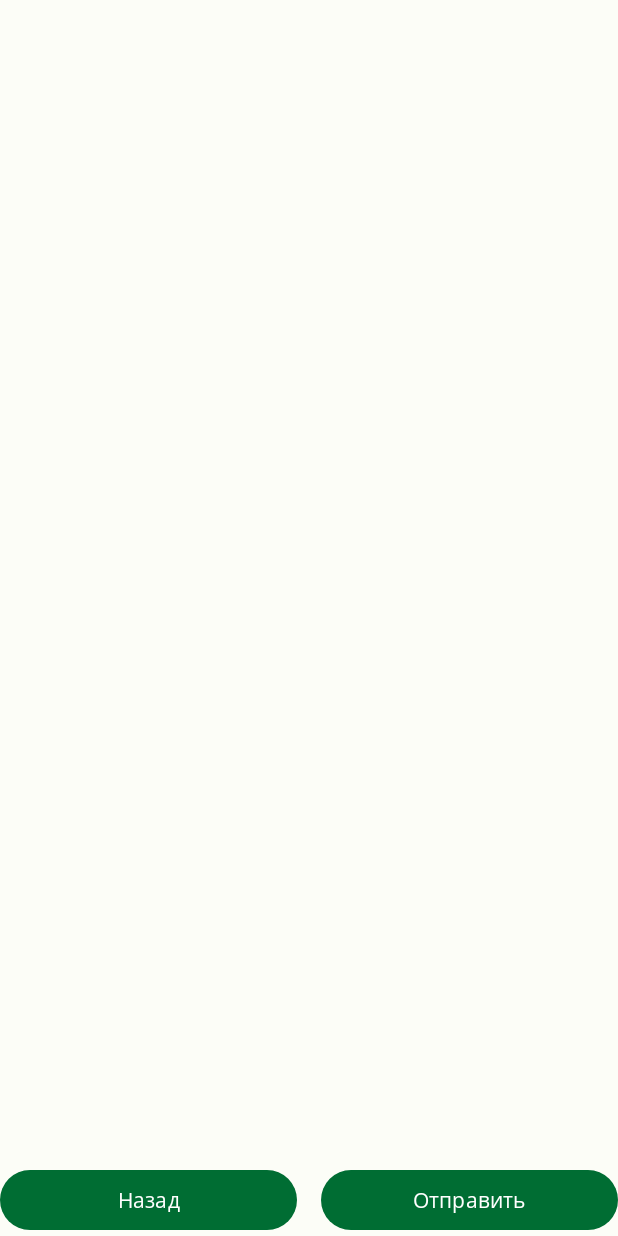
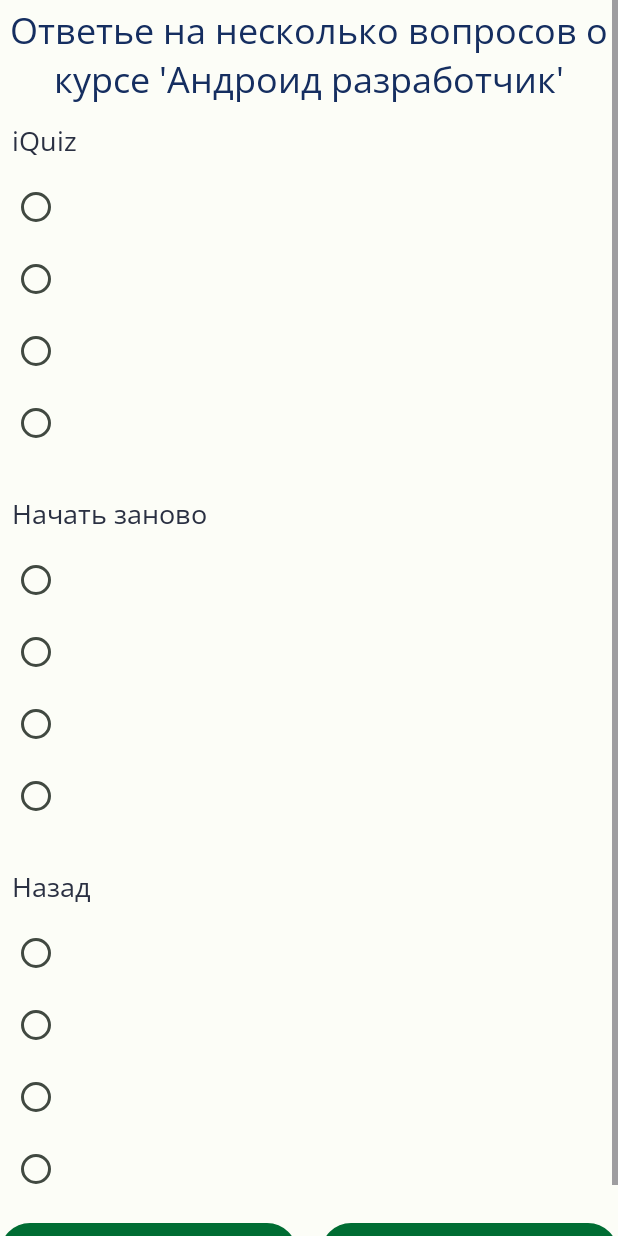
Before and after one commit to igor-rodin/android_dev_1_2022, an Android app: the layout fragment_quiz.xml on its own in the app's theme, with its tools: preview values and no code run, on a phone screen of 412 x 824 dp. Run offline under Robolectric (Android 15) with nearby library versions, the phone set to English and light mode, and no system bars.

Commit message:
Add QuestionView and update QuizFragment

```diff
--- /dev/null
+++ b/m7_quiz_fragments/app/src/main/java/ru/igor/rodin/m7_quiz_fragments/ui/QuestionView.kt
@@ -0,0 +1,51 @@
+package ru.igor.rodin.m7_quiz_fragments.ui
+
+import android.content.Context
+import android.util.AttributeSet
+import android.view.LayoutInflater
+import android.widget.LinearLayout
+import android.widget.RadioButton
+import androidx.constraintlayout.widget.ConstraintLayout
+import androidx.core.view.allViews
+import androidx.core.view.children
+import ru.igor.rodin.m7_quiz_fragments.R
+import ru.igor.rodin.m7_quiz_fragments.databinding.ViewQuestionBinding
+
+class QuestionView @JvmOverloads constructor(
+    context: Context,
+    attrs: AttributeSet? = null,
+    defStyleAttr: Int = 0,
+    defStyleRes: Int = 0
+) : LinearLayout(context, attrs, defStyleAttr, defStyleRes) {
+
+    private val binding: ViewQuestionBinding;
+
+    init {
+        LayoutInflater.from(context).inflate(R.layout.view_question, this, true)
+        binding = ViewQuestionBinding.bind(this)
+        applyCustomAttr(context, attrs)
+    }
+
+    private fun applyCustomAttr(context: Context, attrs: AttributeSet?) {
+        context.theme.obtainStyledAttributes(attrs, R.styleable.QuestionView, 0, 0).apply {
+            try {
+                getString(R.styleable.QuestionView_question)?.let { setQuestion(it) }
+            } finally {
+                recycle()
+            }
+        }
+    }
+
+    fun setQuestion(value: CharSequence) {
+        binding.questionLabel.text = value
+    }
+
+    fun setAnswers(value: List<String>) {
+        if (value.isEmpty()) {
+            return
+        }
+        binding.root.allViews.filter { v -> v is RadioButton }
+            .forEachIndexed { idx, v -> (v as RadioButton).text = value[idx] }
+
+    }
+}
--- a/m7_quiz_fragments/app/src/main/java/ru/igor/rodin/m7_quiz_fragments/ui/QuizFragment.kt
+++ b/m7_quiz_fragments/app/src/main/java/ru/igor/rodin/m7_quiz_fragments/ui/QuizFragment.kt
@@ -5,9 +5,12 @@ import androidx.fragment.app.Fragment
 import android.view.LayoutInflater
 import android.view.View
 import android.view.ViewGroup
+import androidx.core.view.allViews
+import androidx.core.view.children
 import androidx.navigation.fragment.findNavController
 import ru.igor.rodin.m7_quiz_fragments.R
 import ru.igor.rodin.m7_quiz_fragments.databinding.FragmentQuizBinding
+import ru.igor.rodin.m7_quiz_fragments.quiz.QuizStorage
 
 // TODO: Rename parameter arguments, choose names that match
 // the fragment initialization parameters, e.g. ARG_ITEM_NUMBER
@@ -47,6 +50,8 @@ class QuizFragment : Fragment() {
         super.onViewCreated(view, savedInstanceState)
 
         with(binding){
+            fillQuiz(QuizStorage.Locale.Ru)
+
             back.setOnClickListener {
                 findNavController().navigate(R.id.action_quiz_fragment_to_welcome_fragment)
             }
@@ -57,6 +62,17 @@ class QuizFragment : Fragment() {
 
 
 
+    }
+
+    private fun FragmentQuizBinding.fillQuiz(locale: QuizStorage.Locale) {
+        val quizQuestions = QuizStorage.getQuiz(locale).questions
+
+        root.allViews.filter { v -> v is QuestionView }.forEachIndexed { idx, view ->
+            (view as QuestionView).apply {
+                setQuestion("1. ${quizQuestions[idx].question}")
+                setAnswers(quizQuestions[idx].answers)
+            }
+        }
     }
 
     override fun onDestroy() {
--- /dev/null
+++ b/m7_quiz_fragments/app/src/main/res/drawable/shape_question.xml
@@ -0,0 +1,5 @@
+<?xml version="1.0" encoding="utf-8"?>
+<shape xmlns:android="http://schemas.android.com/apk/res/android">
+    <solid android:color="@color/material_dynamic_neutral100"/>
+    <corners android:radius="20dp"/>
+</shape>
--- a/m7_quiz_fragments/app/src/main/res/layout/activity_main.xml
+++ b/m7_quiz_fragments/app/src/main/res/layout/activity_main.xml
@@ -5,6 +5,20 @@
     android:layout_width="match_parent"
     android:layout_height="match_parent"
     tools:context=".MainActivity">
+
+    <androidx.constraintlayout.widget.Guideline
+        android:id="@+id/begin_content"
+        android:layout_width="0dp"
+        android:layout_height="0dp"
+        android:orientation="vertical"
+        app:layout_constraintGuide_begin="@dimen/middle_padding" />
+
+    <androidx.constraintlayout.widget.Guideline
+        android:id="@+id/end_content"
+        android:layout_width="0dp"
+        android:layout_height="0dp"
+        android:orientation="vertical"
+        app:layout_constraintGuide_end="@dimen/middle_padding" />
 
     <androidx.fragment.app.FragmentContainerView
         android:id="@+id/nav_host_fragment"
@@ -14,8 +28,8 @@
         app:defaultNavHost="true"
         app:layout_constraintTop_toTopOf="parent"
         app:layout_constraintBottom_toBottomOf="parent"
-        app:layout_constraintStart_toStartOf="parent"
-        app:layout_constraintEnd_toEndOf="parent"
+        app:layout_constraintStart_toStartOf="@id/begin_content"
+        app:layout_constraintEnd_toEndOf="@id/end_content"
         app:navGraph="@navigation/quiz_nav_graph"/>
 
 
--- a/m7_quiz_fragments/app/src/main/res/layout/fragment_quiz.xml
+++ b/m7_quiz_fragments/app/src/main/res/layout/fragment_quiz.xml
@@ -1,31 +1,82 @@
 <?xml version="1.0" encoding="utf-8"?>
-<androidx.constraintlayout.widget.ConstraintLayout xmlns:android="http://schemas.android.com/apk/res/android"
+<ScrollView xmlns:android="http://schemas.android.com/apk/res/android"
     xmlns:tools="http://schemas.android.com/tools"
+    xmlns:app="http://schemas.android.com/apk/res-auto"
     android:layout_width="match_parent"
     android:layout_height="match_parent"
-    xmlns:app="http://schemas.android.com/apk/res-auto"
+    >
+
+    <androidx.constraintlayout.widget.ConstraintLayout
+        android:layout_width="match_parent"
+        android:layout_height="wrap_content"
         tools:context=".ui.QuizFragment">
 
+        <androidx.appcompat.widget.AppCompatTextView
+            android:id="@+id/quiz_title"
+            android:layout_width="match_parent"
+            android:layout_height="wrap_content"
+            android:textSize="24sp"
+            android:textColor="@color/material_dynamic_primary20"
+            android:padding="4dp"
+            android:gravity="center"
+            app:layout_constraintTop_toTopOf="parent"
+            app:layout_constraintStart_toStartOf="parent"
+            app:layout_constraintEnd_toEndOf="parent"
+            android:text="@string/quiz_fragment_title"/>
+
+        <ru.igor.rodin.m7_quiz_fragments.ui.QuestionView
+            android:id="@+id/asq1"
+            android:layout_width="0dp"
+            android:layout_height="wrap_content"
+            android:layout_marginBottom="8dp"
+            app:layout_constraintEnd_toEndOf="parent"
+            app:layout_constraintStart_toStartOf="parent"
+            app:layout_constraintTop_toBottomOf="@id/quiz_title"
+            app:layout_constraintBottom_toTopOf="@id/asq2"
+            app:question="@string/app_name" />
+
+        <ru.igor.rodin.m7_quiz_fragments.ui.QuestionView
+            android:id="@+id/asq2"
+            android:layout_width="0dp"
+            android:layout_height="wrap_content"
+            android:layout_marginBottom="8dp"
+            app:layout_constraintEnd_toEndOf="parent"
+            app:layout_constraintStart_toStartOf="parent"
+            app:layout_constraintTop_toBottomOf="@id/asq1"
+            app:layout_constraintBottom_toTopOf="@id/asq3"
+            app:question="@string/restart_quiz" />
+
+        <ru.igor.rodin.m7_quiz_fragments.ui.QuestionView
+            android:id="@+id/asq3"
+            android:layout_width="0dp"
+            android:layout_height="wrap_content"
+            android:layout_marginBottom="8dp"
+            app:layout_constraintEnd_toEndOf="parent"
+            app:layout_constraintStart_toStartOf="parent"
+            app:layout_constraintTop_toTopOf="parent"
+            app:layout_constraintBottom_toTopOf="@id/back"
+            app:question="@string/back" />
 
         <com.google.android.material.button.MaterialButton
             android:id="@+id/back"
             android:layout_width="0dp"
             android:layout_height="wrap_content"
+            android:layout_marginEnd="8dp"
             android:text="@string/back"
-        android:layout_marginEnd="8dp"
             app:layout_constraintBottom_toBottomOf="@id/send_quiz"
+            app:layout_constraintEnd_toStartOf="@id/send_quiz"
             app:layout_constraintStart_toStartOf="parent"
-        app:layout_constraintTop_toTopOf="@id/send_quiz"
-        app:layout_constraintEnd_toStartOf="@id/send_quiz"/>
+            app:layout_constraintTop_toTopOf="@id/send_quiz" />
 
         <com.google.android.material.button.MaterialButton
             android:id="@+id/send_quiz"
             android:layout_width="0dp"
             android:layout_height="wrap_content"
+            android:layout_marginStart="8dp"
             android:text="@string/send_quiz"
-        android:layout_marginStart="8dp"
-        app:layout_constraintStart_toEndOf="@id/back"
+            app:layout_constraintTop_toBottomOf="@id/asq3"
             app:layout_constraintEnd_toEndOf="parent"
-        app:layout_constraintBottom_toBottomOf="parent"/>
+            app:layout_constraintStart_toEndOf="@id/back" />
 
     </androidx.constraintlayout.widget.ConstraintLayout>
+</ScrollView>
--- a/m7_quiz_fragments/app/src/main/res/layout/fragment_welcome.xml
+++ b/m7_quiz_fragments/app/src/main/res/layout/fragment_welcome.xml
@@ -5,20 +5,6 @@
     android:layout_width="match_parent"
     android:layout_height="match_parent"
     tools:context=".ui.WelcomeFragment">
-
-    <androidx.constraintlayout.widget.Guideline
-        android:id="@+id/begin_content"
-        android:layout_width="0dp"
-        android:layout_height="0dp"
-        android:orientation="vertical"
-        app:layout_constraintGuide_begin="@dimen/middle_padding" />
-
-    <androidx.constraintlayout.widget.Guideline
-        android:id="@+id/end_content"
-        android:layout_width="0dp"
-        android:layout_height="0dp"
-        android:orientation="vertical"
-        app:layout_constraintGuide_end="@dimen/middle_padding" />
 
     <ImageView
         android:id="@+id/welcome_image"
@@ -28,8 +14,8 @@
         android:contentDescription="@string/welcome_picture_description"
         android:src="@drawable/welcome_picture"
         app:layout_constraintBottom_toBottomOf="parent"
-        app:layout_constraintEnd_toEndOf="@id/end_content"
-        app:layout_constraintStart_toStartOf="@id/begin_content"
+        app:layout_constraintEnd_toEndOf="parent"
+        app:layout_constraintStart_toStartOf="parent"
         app:layout_constraintTop_toTopOf="parent" />
 
     <com.google.android.material.button.MaterialButton
@@ -37,8 +23,8 @@
         android:layout_width="0dp"
         android:layout_height="wrap_content"
         android:text="@string/next_btn_label"
-        app:layout_constraintEnd_toEndOf="@id/end_content"
-        app:layout_constraintStart_toStartOf="@id/begin_content"
+        app:layout_constraintEnd_toEndOf="parent"
+        app:layout_constraintStart_toStartOf="parent"
         app:layout_constraintTop_toBottomOf="@id/welcome_image" />
 
 </androidx.constraintlayout.widget.ConstraintLayout>
--- /dev/null
+++ b/m7_quiz_fragments/app/src/main/res/layout/view_question.xml
@@ -0,0 +1,50 @@
+<?xml version="1.0" encoding="utf-8"?>
+<merge xmlns:android="http://schemas.android.com/apk/res/android"
+    xmlns:app="http://schemas.android.com/apk/res-auto"
+    xmlns:tools="http://schemas.android.com/tools"
+    tools:parentTag="android.widget.LinearLayout"
+    android:background="@drawable/shape_question"
+    android:layout_width="match_parent"
+    android:layout_height="match_parent"
+    >
+
+    <RadioGroup
+        android:layout_width="match_parent"
+        android:layout_height="wrap_content"
+        android:padding="8dp">
+
+        <androidx.appcompat.widget.AppCompatTextView
+            android:id="@+id/question_label"
+            android:layout_width="match_parent"
+            android:layout_height="wrap_content"
+            android:textSize="18sp"
+            android:textColor="@color/material_dynamic_secondary20"
+            android:layout_marginBottom="8dp"
+            tools:text="@tools:sample/lorem"/>
+        <com.google.android.material.radiobutton.MaterialRadioButton
+            android:id="@+id/question_1"
+            android:layout_width="match_parent"
+            android:layout_height="wrap_content"
+            android:maxLines="2"
+            tools:text="@tools:sample/lorem"/>
+        <com.google.android.material.radiobutton.MaterialRadioButton
+            android:id="@+id/question_2"
+            android:layout_width="match_parent"
+            android:layout_height="wrap_content"
+            android:maxLines="2"
+            tools:text="@tools:sample/lorem/random"/>
+        <com.google.android.material.radiobutton.MaterialRadioButton
+            android:id="@+id/question_3"
+            android:layout_width="match_parent"
+            android:layout_height="wrap_content"
+            android:maxLines="2"
+            tools:text="@tools:sample/lorem"/>
+        <com.google.android.material.radiobutton.MaterialRadioButton
+            android:id="@+id/question_4"
+            android:layout_width="match_parent"
+            android:layout_height="wrap_content"
+            android:maxLines="2"
+            tools:text="@tools:sample/lorem/random"/>
+    </RadioGroup>
+
+</merge>
--- a/m7_quiz_fragments/app/src/main/res/navigation/quiz_nav_graph.xml
+++ b/m7_quiz_fragments/app/src/main/res/navigation/quiz_nav_graph.xml
@@ -1,6 +1,6 @@
 <?xml version="1.0" encoding="utf-8"?>
 <navigation xmlns:android="http://schemas.android.com/apk/res/android"
-             xmlns:app="http://schemas.android.com/apk/res-auto"
+    xmlns:app="http://schemas.android.com/apk/res-auto"
     xmlns:tools="http://schemas.android.com/tools"
     android:id="@+id/quiz_nav_graph"
     app:startDestination="@id/welcome_fragment">
@@ -9,7 +9,7 @@
         android:id="@+id/welcome_fragment"
         android:name="ru.igor.rodin.m7_quiz_fragments.ui.WelcomeFragment"
         android:label="fragment_welcome"
-        tools:layout="@layout/fragment_welcome" >
+        tools:layout="@layout/fragment_welcome">
         <action
             android:id="@+id/action_welcome_fragment_to_quiz_fragment"
             app:destination="@id/quiz_fragment" />
@@ -18,23 +18,24 @@
         android:id="@+id/quiz_fragment"
         android:name="ru.igor.rodin.m7_quiz_fragments.ui.QuizFragment"
         android:label="fragment_quiz"
-        tools:layout="@layout/fragment_quiz" >
+        tools:layout="@layout/fragment_quiz">
         <action
             android:id="@+id/action_quiz_fragment_to_welcome_fragment"
-            app:destination="@id/welcome_fragment"
-            app:popUpTo="@id/welcome_fragment" />
+            app:destination="@id/welcome_fragment" />
         <action
             android:id="@+id/action_quiz_fragment_to_resultFragment"
-            app:destination="@id/result_fragment" />
+            app:popUpTo="@id/welcome_fragment"
+            app:destination="@id/result_fragment"
+             />
     </fragment>
     <fragment
         android:id="@+id/result_fragment"
         android:name="ru.igor.rodin.m7_quiz_fragments.ui.ResultFragment"
         android:label="fragment_result"
-        tools:layout="@layout/fragment_result" >
+        tools:layout="@layout/fragment_result">
         <action
             android:id="@+id/action_result_fragment_to_quiz_fragment"
-            app:destination="@id/quiz_fragment"
-            app:popUpTo="@id/welcome_fragment"/>
+            app:popUpTo="@id/welcome_fragment"
+            app:destination="@id/quiz_fragment" />
     </fragment>
 </navigation>
--- /dev/null
+++ b/m7_quiz_fragments/app/src/main/res/values/attrs_question_view.xml
@@ -0,0 +1,5 @@
+<resources>
+    <declare-styleable name="QuestionView">
+        <attr name="question" format="string" />
+    </declare-styleable>
+</resources>
--- a/m7_quiz_fragments/app/src/main/res/values/colors.xml
+++ b/m7_quiz_fragments/app/src/main/res/values/colors.xml
@@ -1,4 +1,3 @@
-
 <resources>
     <color name="seed">#1f974e</color>
     <color name="md_theme_light_primary">#006D33</color>
@@ -61,4 +60,8 @@
     <color name="md_theme_dark_surfaceTint">#6EDD8B</color>
     <color name="md_theme_dark_outlineVariant">#414941</color>
     <color name="md_theme_dark_scrim">#000000</color>
+    <color name="light_blue_400">#FF29B6F6</color>
+    <color name="light_blue_600">#FF039BE5</color>
+    <color name="gray_400">#FFBDBDBD</color>
+    <color name="gray_600">#FF757575</color>
 </resources>
--- a/m7_quiz_fragments/app/src/main/res/values/strings.xml
+++ b/m7_quiz_fragments/app/src/main/res/values/strings.xml
@@ -4,7 +4,6 @@
     <string name="next_btn_label">Начать</string>
     <string name="send_quiz">Отправить</string>
     <string name="back">Назад</string>
-    <!-- TODO: Remove or change this placeholder text -->
-    <string name="hello_blank_fragment">Hello blank fragment</string>
     <string name="restart_quiz">Начать заново</string>
+    <string name="quiz_fragment_title">Ответье на несколько вопросов о курсе \'Андроид разработчик\'</string>
 </resources>
```
Lines whose indentation alone changed are shown as unchanged.
